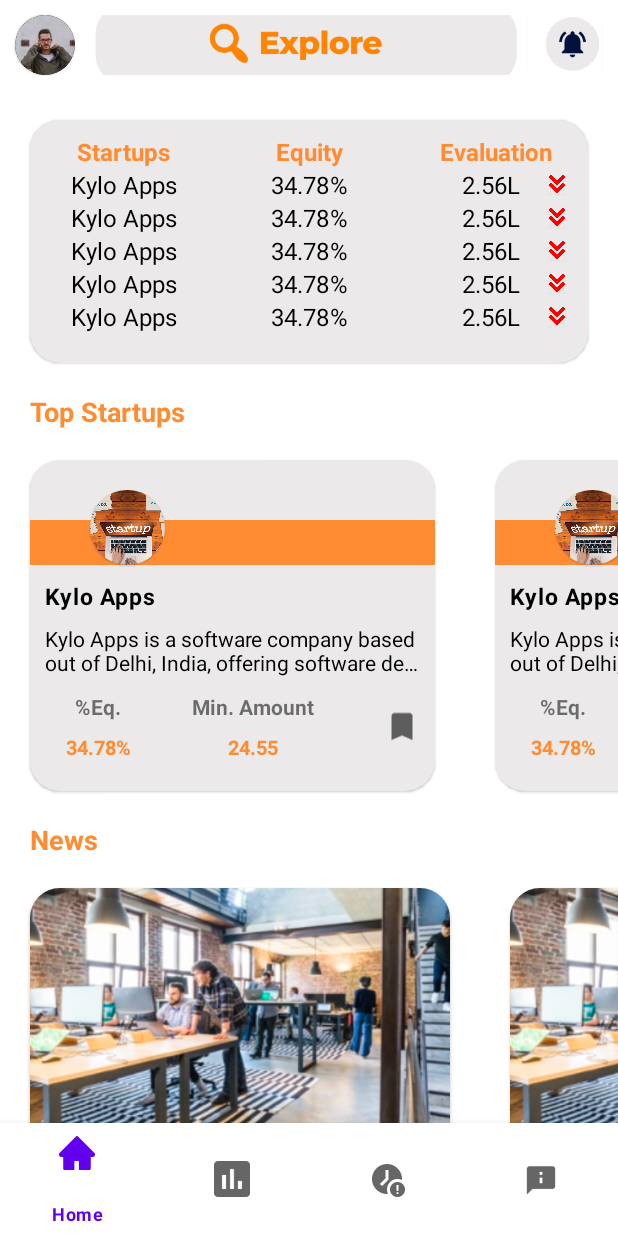
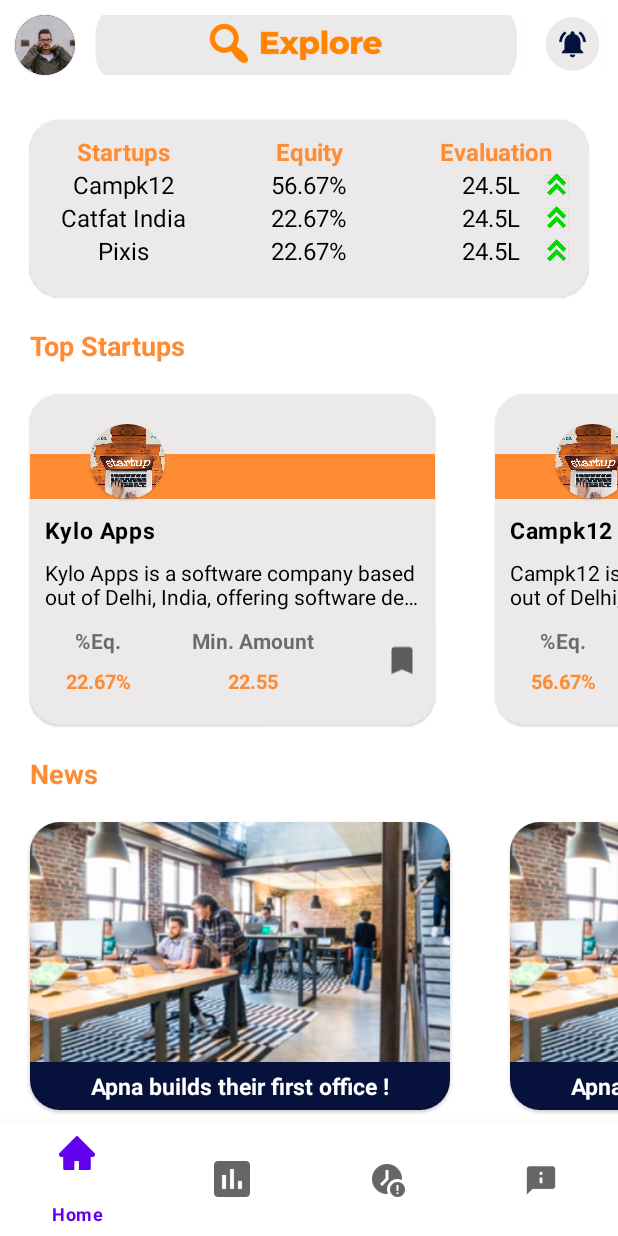
Before and after one commit to bhavesh3005sharma/Investoz, an Android app: the screen it shows after launch (MainActivity), on a phone screen of 412 x 824 dp. Run offline under Robolectric (Android 15) with nearby library versions, the phone set to English and light mode, and no system bars; our stand-ins replace Picasso, data binding; pictures from the network do not load; Roboto replaces fonts that are not available here.

Commit message:
Add : Data & About Us

```diff
--- a/app/src/main/java/com/invest/investoz/home/HomeFragment.kt
+++ b/app/src/main/java/com/invest/investoz/home/HomeFragment.kt
@@ -16,8 +16,74 @@ class HomeFragment : Fragment() {
 
     private lateinit var binding : FragmentHomeBinding
     private val startupModel = StartupModel("88","Kylo Apps is a software company based out of Delhi, India, offering software development services to clients all over the world. \n","2.56L","https://ibb.co/KDCMjsJ","24.55","Kylo Apps","34.78%",false)
-    private val startUpTrendList = mutableListOf(startupModel)
-    private val startUpsList = mutableListOf(startupModel)
+    private val startUpTrendList = mutableListOf(
+        StartupModel("","Kylo Apps is a software company based out of Delhi, India, offering software development services to clients all over the world.",
+                "24.5L",
+                "https://ibb.co/KDCMjsJ",
+                    "22.55",
+            "Kylo Apps",
+            "22.67%",
+            true
+        ),
+        StartupModel("","Campk12 is a software company based out of Delhi, India, offering software development services to clients all over the world.",
+            "24.5L",
+            "https://ibb.co/m66hDb3",
+            "22.55",
+            "Campk12",
+            "56.67%",
+            true
+        ),
+        StartupModel("","Catfat India is a software company based out of Delhi, India, offering software development services to clients all over the world.",
+            "24.5L",
+            "https://ibb.co/KDCMjsJ",
+            "22.55",
+            "Catfat India",
+            "22.67%",
+            true
+        ),
+        StartupModel("","Pixis is a software company based out of Delhi, India, offering software development services to clients all over the world.",
+            "24.5L",
+            "https://ibb.co/KDCMjsJ",
+            "22.55",
+            "Pixis",
+            "22.67%",
+            true
+        )
+    )
+    private val startUpsList = mutableListOf(
+        StartupModel("","Kylo Apps is a software company based out of Delhi, India, offering software development services to clients all over the world.",
+            "24.5L",
+            "https://ibb.co/KDCMjsJ",
+            "22.55",
+            "Kylo Apps",
+            "22.67%",
+            true
+        ),
+        StartupModel("","Campk12 is a software company based out of Delhi, India, offering software development services to clients all over the world.",
+            "24.5L",
+            "https://ibb.co/m66hDb3",
+            "22.55",
+            "Campk12",
+            "56.67%",
+            true
+        ),
+        StartupModel("","Catfat India is a software company based out of Delhi, India, offering software development services to clients all over the world.",
+            "24.5L",
+            "https://ibb.co/KDCMjsJ",
+            "22.55",
+            "Catfat India",
+            "22.67%",
+            true
+        ),
+        StartupModel("","Pixis is a software company based out of Delhi, India, offering software development services to clients all over the world.",
+            "24.5L",
+            "https://ibb.co/KDCMjsJ",
+            "22.55",
+            "Pixis",
+            "22.67%",
+            true
+        )
+    )
     private val newsList = mutableListOf(NewsModel("","","",),NewsModel("","","",),NewsModel("","","",),NewsModel("","","",))
     private val startupTrendAdapter = StartupTrendAdapter(startUpTrendList)
     private val startupAdapter = StartupAdapter(startUpsList)
@@ -29,8 +95,6 @@ class HomeFragment : Fragment() {
     ): View {
         binding = FragmentHomeBinding.inflate(layoutInflater,container,false)
 
-        for (i in 0..4) { startUpTrendList.add(startupModel) }
-        startUpsList.addAll(startUpTrendList)
         binding.rvStartupsTrend.adapter = startupTrendAdapter
         binding.rvStartups.adapter = startupAdapter
         binding.rvNews.adapter = newsAdapter
--- a/app/src/main/java/com/invest/investoz/home/InvestmentsFragment.kt
+++ b/app/src/main/java/com/invest/investoz/home/InvestmentsFragment.kt
@@ -29,7 +29,7 @@ class InvestmentsFragment : Fragment() {
         "",
         "Campk12",
         "28.2L"),
-        MyInvestment("We build incredibly advanced codeless AI infrastructure to help brands grow exponentially. Strengthened with over 4 dozen  contextual and self-evolving proprietary AI models, the infrastructure forms the very heart of our products.",
+        MyInvestment("We build incredibly advanced codeless AI infrastructure to help brands grow exponentially.",
             "4.7%",
             "2%",
             "",
--- a/app/src/main/java/com/invest/investoz/home/PendingInvestmentFragment.kt
+++ b/app/src/main/java/com/invest/investoz/home/PendingInvestmentFragment.kt
@@ -28,7 +28,7 @@ class PendingInvestmentFragment : Fragment() {
             "",
             "50K",
             "Campk12"),
-        PendingInvestment("We build incredibly advanced codeless AI infrastructure to help brands grow exponentially. Strengthened with over 4 dozen  contextual and self-evolving proprietary AI models, the infrastructure forms the very heart of our products.",
+        PendingInvestment("We build incredibly advanced codeless AI infrastructure to help brands grow exponentially.",
             "5%",
             "",
             "60K",
--- a/app/src/main/res/layout/fragment_about_us.xml
+++ b/app/src/main/res/layout/fragment_about_us.xml
@@ -5,9 +5,10 @@
     android:layout_height="match_parent"
     tools:context=".home.AboutUsFragment">
 
-    <TextView
+    <androidx.appcompat.widget.AppCompatImageView
         android:layout_width="match_parent"
         android:layout_height="match_parent"
-        android:text="About Us" />
+        android:text="About Us"
+        android:src="@drawable/about_us"/>
 
 </FrameLayout>
--- a/app/src/main/res/layout/layout_news.xml
+++ b/app/src/main/res/layout/layout_news.xml
@@ -33,7 +33,7 @@
             android:layout_height="wrap_content"
             android:textColor="@color/white"
             android:textStyle="bold"
-            android:text="@{news.about}"
+            android:text="Apna builds their first office !"
             android:maxLines="2"
             android:ellipsize="end"
             android:gravity="center"
```
Also changed, not shown: app/src/main/res/drawable/about_us.png (added).
